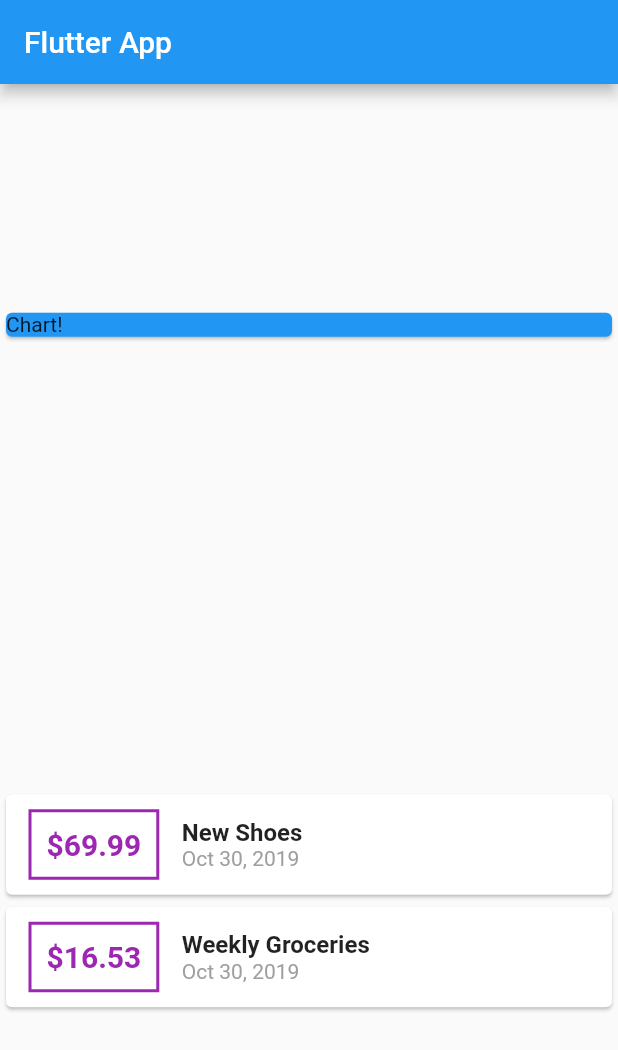
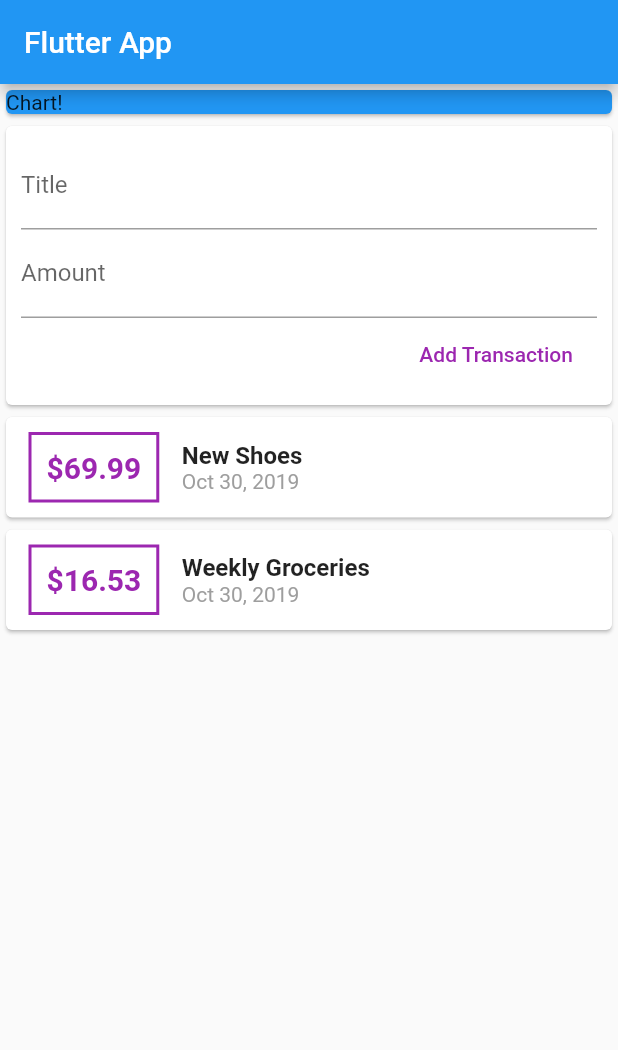
Before and after one commit to jimdis/flutter-udemy-2, a Flutter app: the screen it shows after launch, on a phone screen of 412 x 824 dp. Shown: the top 1050 px of the screen. Run offline on Flutter 3.47's test engine with Material 2 defaults, Android fonts, the phone set to English and light mode, and no system bars.

```diff
--- a/lib/main.dart
+++ b/lib/main.dart
@@ -1,7 +1,6 @@
 import 'package:flutter/material.dart';
-import 'package:intl/intl.dart';
 
-import './transaction.dart';
+import './widgets/user_transactions.dart';
 
 void main() => runApp(MyApp());
 
@@ -16,21 +15,6 @@ class MyApp extends StatelessWidget {
 }
 
 class MyHomePage extends StatelessWidget {
-  final List<Transaction> transactions = [
-    Transaction(
-      id: 't1',
-      title: 'New Shoes',
-      amount: 69.99,
-      date: DateTime.now(),
-    ),
-    Transaction(
-      id: 't2',
-      title: 'Weekly Groceries',
-      amount: 16.53,
-      date: DateTime.now(),
-    ),
-  ];
-
   @override
   Widget build(BuildContext context) {
     return Scaffold(
@@ -38,7 +22,7 @@ class MyHomePage extends StatelessWidget {
         title: Text('Flutter App'),
       ),
       body: Column(
-        mainAxisAlignment: MainAxisAlignment.spaceAround,
+        // mainAxisAlignment: MainAxisAlignment.spaceAround,
         crossAxisAlignment: CrossAxisAlignment.start,
         children: <Widget>[
           Container(
@@ -48,54 +32,7 @@ class MyHomePage extends StatelessWidget {
               child: Text('Chart!'),
             ),
           ),
-          Column(
-              children: transactions.map((tx) {
-            return Card(
-              child: Row(
-                children: <Widget>[
-                  Container(
-                    margin: EdgeInsets.symmetric(
-                      vertical: 10,
-                      horizontal: 15,
-                    ),
-                    decoration: BoxDecoration(
-                      border: Border.all(
-                        color: Colors.purple,
-                        width: 2,
-                      ),
-                    ),
-                    padding: EdgeInsets.all(10),
-                    child: Text(
-                      '\$${tx.amount.toString()}',
-                      style: TextStyle(
-                        fontWeight: FontWeight.bold,
-                        fontSize: 20,
-                        color: Colors.purple,
-                      ),
-                    ),
-                  ),
-                  Column(
-                    crossAxisAlignment: CrossAxisAlignment.start,
-                    children: <Widget>[
-                      Text(
-                        tx.title,
-                        style: TextStyle(
-                          fontSize: 16,
-                          fontWeight: FontWeight.bold,
-                        ),
-                      ),
-                      Text(
-                        DateFormat.yMMMd().format(tx.date),
-                        style: TextStyle(
-                          color: Colors.grey,
-                        ),
-                      ),
-                    ],
-                  )
-                ],
-              ),
-            );
-          }).toList()),
+          UserTransactions(),
         ],
       ),
     );
--- /dev/null
+++ b/lib/widgets/new_transaction.dart
@@ -0,0 +1,43 @@
+import 'package:flutter/material.dart';
+
+class NewTransaction extends StatelessWidget {
+  final Function addTx;
+  final titleController = TextEditingController();
+  final amountController = TextEditingController();
+
+  NewTransaction(this.addTx);
+
+  @override
+  Widget build(BuildContext context) {
+    return Card(
+      child: Container(
+        padding: EdgeInsets.all(10),
+        child: Column(
+          crossAxisAlignment: CrossAxisAlignment.end,
+          children: <Widget>[
+            TextField(
+              decoration: InputDecoration(labelText: 'Title'),
+              controller: titleController,
+            ),
+            TextField(
+              decoration: InputDecoration(labelText: 'Amount'),
+              controller: amountController,
+            ),
+            FlatButton(
+              child: Text(
+                'Add Transaction',
+                style: TextStyle(color: Colors.purple),
+              ),
+              onPressed: () {
+                addTx(
+                  titleController.text,
+                  double.parse(amountController.text),
+                );
+              },
+            ),
+          ],
+        ),
+      ),
+    );
+  }
+}
--- /dev/null
+++ b/lib/widgets/transaction_list.dart
@@ -0,0 +1,62 @@
+import 'package:flutter/material.dart';
+import 'package:intl/intl.dart';
+
+import '../models/transaction.dart';
+
+class TransactionList extends StatelessWidget {
+  final List<Transaction> transactions;
+
+  TransactionList(this.transactions);
+
+  @override
+  Widget build(BuildContext context) {
+    return Column(
+        children: transactions.map((tx) {
+      return Card(
+        child: Row(
+          children: <Widget>[
+            Container(
+              margin: EdgeInsets.symmetric(
+                vertical: 10,
+                horizontal: 15,
+              ),
+              decoration: BoxDecoration(
+                border: Border.all(
+                  color: Colors.purple,
+                  width: 2,
+                ),
+              ),
+              padding: EdgeInsets.all(10),
+              child: Text(
+                '\$${tx.amount.toString()}',
+                style: TextStyle(
+                  fontWeight: FontWeight.bold,
+                  fontSize: 20,
+                  color: Colors.purple,
+                ),
+              ),
+            ),
+            Column(
+              crossAxisAlignment: CrossAxisAlignment.start,
+              children: <Widget>[
+                Text(
+                  tx.title,
+                  style: TextStyle(
+                    fontSize: 16,
+                    fontWeight: FontWeight.bold,
+                  ),
+                ),
+                Text(
+                  DateFormat.yMMMd().format(tx.date),
+                  style: TextStyle(
+                    color: Colors.grey,
+                  ),
+                ),
+              ],
+            )
+          ],
+        ),
+      );
+    }).toList());
+  }
+}
--- /dev/null
+++ b/lib/widgets/user_transactions.dart
@@ -0,0 +1,49 @@
+import 'package:flutter/material.dart';
+
+import './transaction_list.dart';
+import './new_transaction.dart';
+import '../models/transaction.dart';
+
+class UserTransactions extends StatefulWidget {
+  @override
+  _UserTransactionsState createState() => _UserTransactionsState();
+}
+
+class _UserTransactionsState extends State<UserTransactions> {
+  final List<Transaction> _userTransactions = [
+    Transaction(
+      id: 't1',
+      title: 'New Shoes',
+      amount: 69.99,
+      date: DateTime.now(),
+    ),
+    Transaction(
+      id: 't2',
+      title: 'Weekly Groceries',
+      amount: 16.53,
+      date: DateTime.now(),
+    ),
+  ];
+
+  void _addNewTransaction(String txTitle, double txAmount) {
+    final newTx = Transaction(
+        title: txTitle,
+        amount: txAmount,
+        date: DateTime.now(),
+        id: DateTime.now().toString());
+
+    setState(() {
+      _userTransactions.add(newTx);
+    });
+  }
+
+  @override
+  Widget build(BuildContext context) {
+    return Column(
+      children: <Widget>[
+        NewTransaction(_addNewTransaction),
+        TransactionList(_userTransactions),
+      ],
+    );
+  }
+}
```
Also changed, not shown: lib/models/transaction.dart (renamed from lib/transaction.dart).
